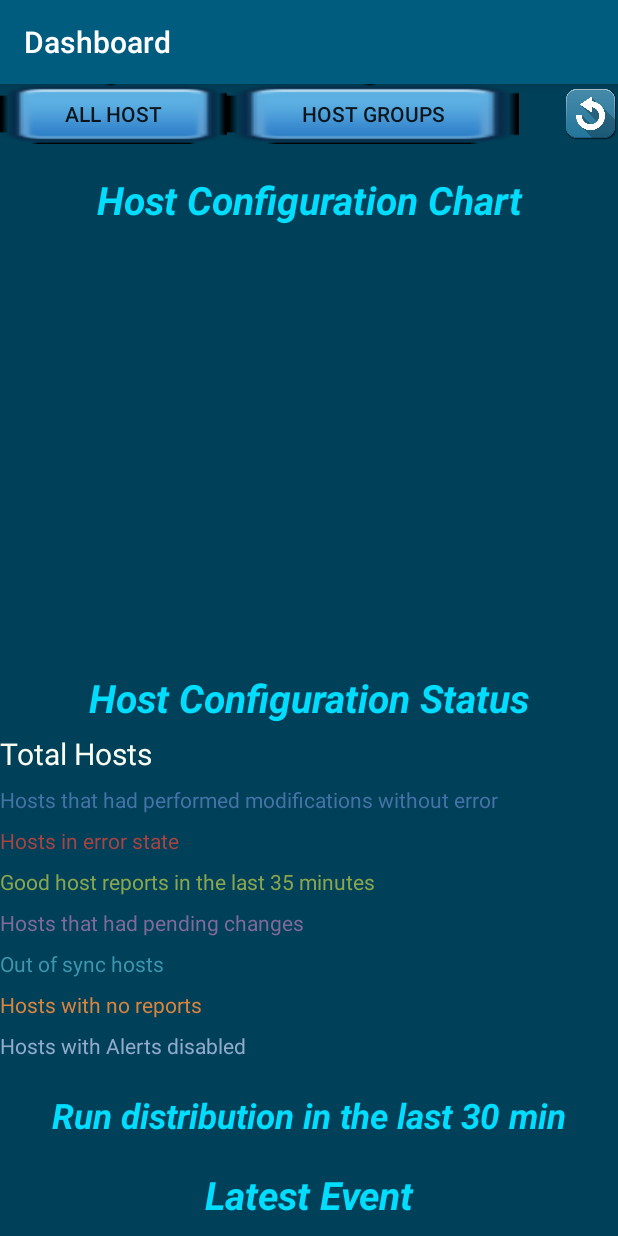
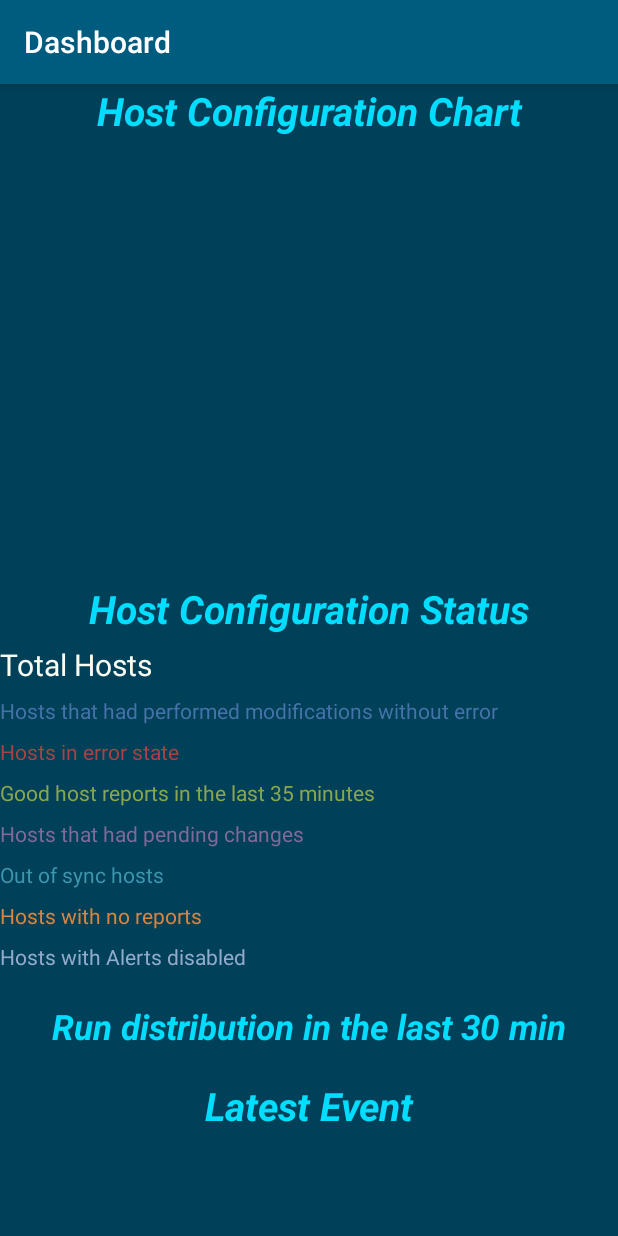
Before and after one commit to xjh666/AMI_IoT, an Android app: the Dashboard screen opened directly, with no data from a screen before it, on a phone screen of 412 x 824 dp. Run offline under Robolectric (Android 15) with nearby library versions, the phone set to English and light mode, and no system bars; our stand-ins replace Volley; libraries missing offline, so code that uses them is left out: org.achartengine, org.achartengine.model, org.achartengine.renderer; network calls fail.

Commit message:
no message

```diff
--- a/ForemanProject/app/src/main/res/layout/dashboard.xml
+++ b/ForemanProject/app/src/main/res/layout/dashboard.xml
@@ -9,35 +9,6 @@
         android:layout_height="wrap_content"
         android:orientation="horizontal">
 
-        <Button
-            android:id="@+id/button14"
-            android:layout_width="120dp"
-            android:layout_height="40dp"
-            android:background="@drawable/my_nine_patch"
-            android:text="All Host"
-            android:layout_weight="0.42" />
-
-        <Button
-            android:id="@+id/button13"
-            android:layout_width="120dp"
-            android:layout_height="40dp"
-            android:layout_weight="1"
-            android:background="@drawable/my_nine_patch"
-            android:text="Host Groups" />
-
-        <TextView
-            android:id="@+id/textView11"
-            android:layout_width="wrap_content"
-            android:layout_height="wrap_content"
-            android:layout_weight="0.23"
-            android:text="    " />
-
-        <Button
-            android:id="@+id/refresh"
-            android:layout_width="35dp"
-            android:layout_height="35dp"
-            android:background="@drawable/refresh_icon"
-            android:onClick="refresh" />
     </LinearLayout>
 
     <ScrollView
@@ -49,11 +20,6 @@
             android:layout_height="wrap_content"
             android:orientation="vertical"
             android:weightSum="1">
-
-            <TextView
-                android:id="@+id/textView24"
-                android:layout_width="match_parent"
-                android:layout_height="wrap_content" />
 
             <TextView
                 android:id="@+id/textView23"
```
